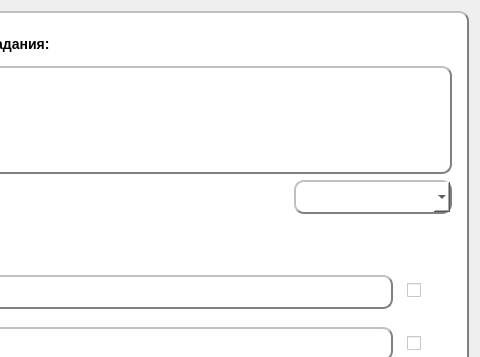
Old version of the form questionedit.ui in the repository Rayzedan/SystemControlStudent; both pictures show x 160 to 640 and y 0 to 357 of the 640 by 586 pixel window.
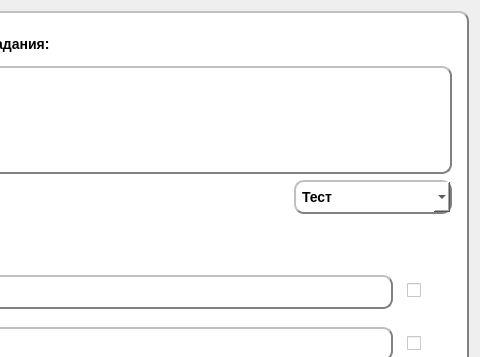
New version of the form.

```diff
--- a/questionedit.ui
+++ b/questionedit.ui
@@ -34,6 +34,7 @@
      <property name="font">
       <font>
        <pointsize>-1</pointsize>
+       <weight>75</weight>
        <italic>false</italic>
        <bold>true</bold>
       </font>
@@ -104,11 +105,6 @@
         </item>
         <item>
          <widget class="QComboBox" name="comboBox">
-          <item>
-           <property name="text">
-            <string/>
-           </property>
-          </item>
           <item>
            <property name="text">
             <string>Тест</string>
```
